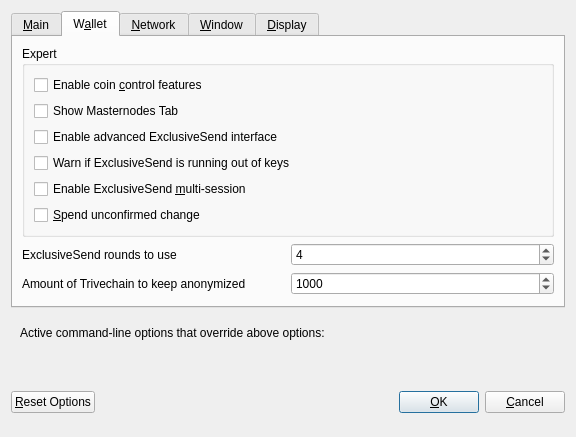
Before: the Qt Designer form src/qt/forms/optionsdialog.ui in trivechain/trivechain-core, drawn with Qt 5.
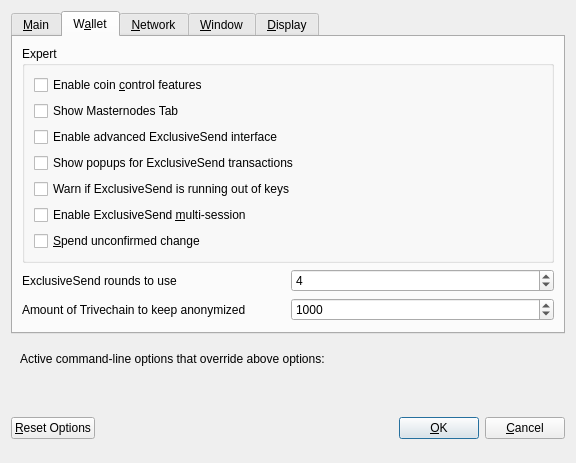
After: the same form once the commit is applied. The open tabs and pages were chosen to show the change. Custom widgets are drawn as their Qt base class.

```diff
--- a/src/qt/forms/optionsdialog.ui
+++ b/src/qt/forms/optionsdialog.ui
@@ -173,6 +173,16 @@
             </property>
            </widget>
           </item>
+          <item>
+           <widget class="QCheckBox" name="showExclusiveSendPopups">
+            <property name="toolTip">
+             <string>Show system popups for ExclusiveSend mixing transactions&lt;br/&gt;just like for all other transaction types.</string>
+            </property>
+            <property name="text">
+             <string>Show popups for ExclusiveSend transactions</string>
+            </property>
+           </widget>
+          </item>
           <item>
            <widget class="QCheckBox" name="lowKeysWarning">
             <property name="toolTip">
@@ -224,7 +234,7 @@
             <number>2</number>
            </property>
            <property name="maximum">
-            <number>8</number>
+            <number>16</number>
            </property>
            <property name="value">
             <number>4</number>
```
Left out of the diff: 6 changed lines with no effect on the pictures.
